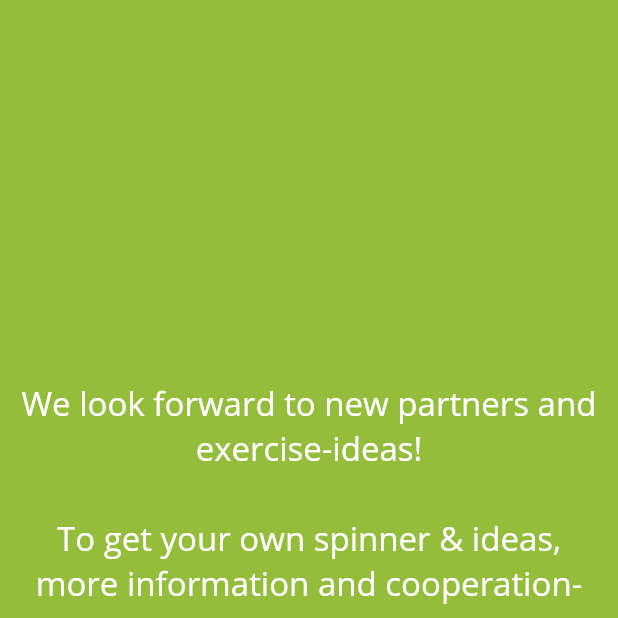
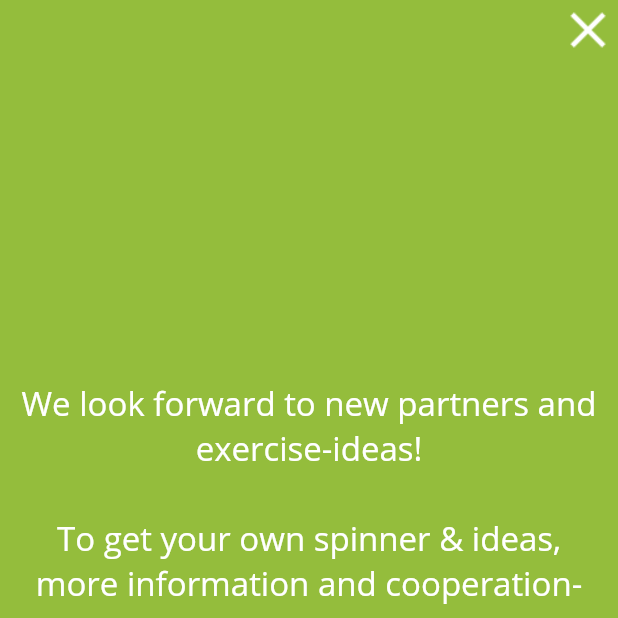
Before and after one commit to hamzakhurshid12/spielerisch.fit, a Flutter app: the SettingsScreen screen opened by its route, on a phone screen of 412 x 824 dp, the top half of it. Run offline on Flutter 3.47's test engine with Material 2 defaults, Android fonts, the phone set to English and light mode, and no system bars; our stand-ins replace firebase_analytics, firebase_core, firebase_messaging, flutter_local_notifications; missing offline and left inert: roller_list; accounts and stored records are empty; statements that could not run were skipped.

Commit message:
Complete and tested navigation between screens

```diff
--- a/lib/ui/settings_screen.dart
+++ b/lib/ui/settings_screen.dart
@@ -8,6 +8,12 @@ class SettingsScreen extends StatelessWidget {
     return Scaffold(
         backgroundColor: Color.fromRGBO(148, 189, 60, 1.0),
         body: SafeArea(
+          child: Stack(children: [
+            Positioned(
+              width: MediaQuery.of(context).size.width,
+              height: MediaQuery.of(context).size.height,
+              top: 0.0,
+              left: 0.0,
               child: Column(
                 mainAxisAlignment: MainAxisAlignment.center,
                 children: [
@@ -46,8 +52,10 @@ class SettingsScreen extends StatelessWidget {
                               textAlign: TextAlign.center,
                             ),
                             onTap: () {
-                        AppLocalization.chosenLanguageCode=="de_DE"? AppLocalization.load(Locale("en","US")):AppLocalization.load(Locale("de","DE"));
-                        Navigator.of(context).pop();
+                              AppLocalization.chosenLanguageCode == "de_DE"
+                                  ? AppLocalization.load(Locale("en", "US"))
+                                  : AppLocalization.load(Locale("de", "DE"));
+                              Navigator.of(context).pop("restart");
                             },
                           ),
                         ),
@@ -57,6 +65,21 @@ class SettingsScreen extends StatelessWidget {
                 ],
               ),
             ),
-    );
+            Positioned(
+              top: 0.0,
+              right: 0.0,
+              child:GestureDetector(
+                child: Container(
+                  width: 40,
+                  height: 40,
+                  child: Image.asset("assets/images/close_icon.png"),
+                ),
+                onTap: () async {
+                  Navigator.of(context).pop();
+                },
+              ),
+            ),
+          ]),
+        ));
   }
 }
```
Also changed, not shown: lib/ui/home_screen.dart (+27 -0 lines), lib/ui/intro_screen.dart (+7 -2 lines), assets/images/close_icon.png (added), assets/images/menu_icon.png (added). Lines whose indentation alone changed are shown as unchanged.
